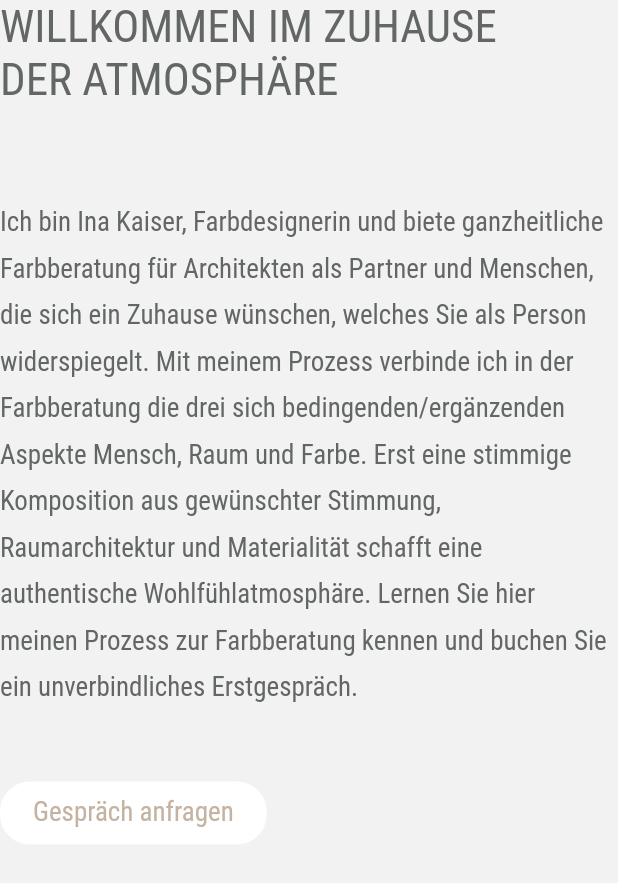
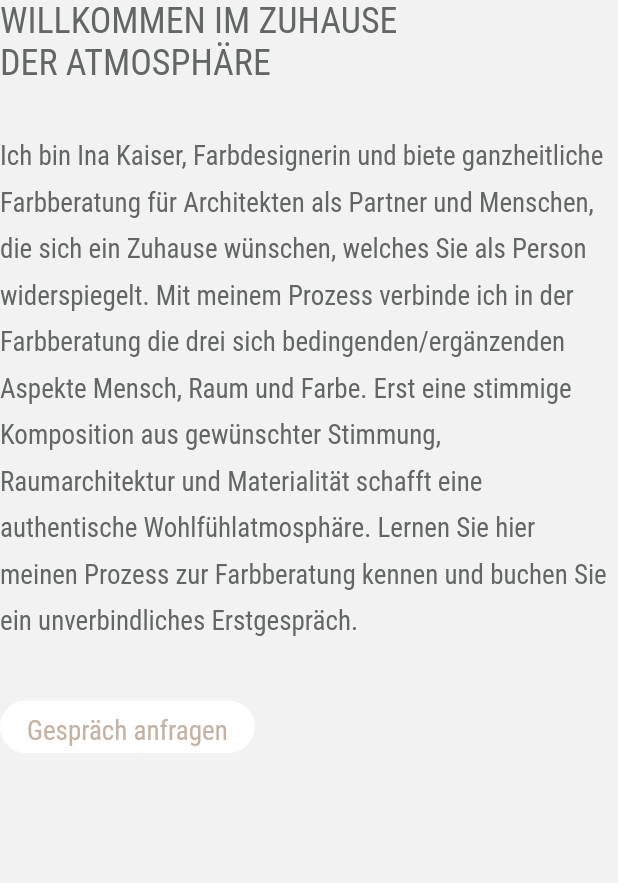
Before and after one commit to akaiser/raumunikate, a Flutter app: the FullTextSection widget shown alone on an empty page, opened directly, on a phone screen of 412 x 824 dp. Shown: the top 883 px of the screen. Run offline on Flutter 3.47's test engine with Material 2 defaults, Android fonts, the phone set to English and light mode, and no system bars; our stand-ins replace go_router.

Commit message:
add intro images (#16)

```diff
--- a/_TODO.txt
+++ b/_TODO.txt
@@ -1,2 +1,6 @@
 
 cwebp home_welcome_ina.jpg -o file.webp
+
+flutter run -d web-server --web-port 8080 --web-hostname 0.0.0.0
+
+POCO: 393 x 732
--- a/lib/pages/_shared/components/full_text_section.dart
+++ b/lib/pages/_shared/components/full_text_section.dart
@@ -1,6 +1,8 @@
+import 'package:flutter/material.dart';
 import 'package:flutter/widgets.dart';
 import 'package:raumunikate/pages/_shared/components/headline_text.dart';
 import 'package:raumunikate/pages/_shared/extensions/build_context_ext.dart';
+import 'package:raumunikate/pages/_shared/ui/responsive/breakpoint.dart';
 import 'package:raumunikate/pages/_shared/ui/responsive/responsive_text.dart';
 
 class FullTextSection extends StatelessWidget {
@@ -21,12 +23,16 @@ class FullTextSection extends StatelessWidget {
   Widget build(BuildContext context) {
     final _title2 = title2;
     final _actionButton = actionButton;
+    final isXsBreakpoint = context.breakpoint == Breakpoint.xs;
     return Column(
       crossAxisAlignment: CrossAxisAlignment.start,
       children: [
         HeadlineText(title),
         if (_title2 != null) HeadlineText(_title2),
-        const SizedBox(height: 60),
+        if (isXsBreakpoint)
+          const SizedBox(height: 30)
+        else
+          const SizedBox(height: 60),
         ResponsiveText(
           text,
           style: context.tt.body,
@@ -34,7 +40,10 @@ class FullTextSection extends StatelessWidget {
           fontSizes: const [20, 18, 18, 18, 18, 18],
         ),
         if (_actionButton != null) ...[
-          const SizedBox(height: 50),
+          if (isXsBreakpoint)
+            const SizedBox(height: 40)
+          else
+            const SizedBox(height: 60),
           _actionButton,
         ],
       ],
--- a/lib/pages/_shared/components/headline_text.dart
+++ b/lib/pages/_shared/components/headline_text.dart
@@ -9,10 +9,18 @@ class HeadlineText extends StatelessWidget {
 
   @override
   Widget build(BuildContext context) {
-    final isXxlBreakpoint = context.breakpoint == Breakpoint.xxl;
+    final breakpoint = context.breakpoint;
+    final isXsBreakpoint = breakpoint == Breakpoint.xs;
+    final isXxlBreakpoint = breakpoint == Breakpoint.xxl;
     return Text(
       text,
-      style: context.tt.title?.copyWith(fontSize: isXxlBreakpoint ? 40 : 30),
+      style: context.tt.title?.copyWith(
+        fontSize: isXsBreakpoint
+            ? 24
+            : isXxlBreakpoint
+                ? 40
+                : 30,
+      ),
     );
   }
 }
--- a/lib/pages/_shared/ui/action_button.dart
+++ b/lib/pages/_shared/ui/action_button.dart
@@ -18,7 +18,7 @@ class ActionButton extends StatelessWidget {
         onTap: onTap,
         child: HoverRegion(
           builder: (context, isHovering, child) => Container(
-            padding: const EdgeInsets.only(left: 20, right: 20, bottom: 7),
+            padding: const EdgeInsets.symmetric(horizontal: 16),
             decoration: BoxDecoration(
               color: Colors.white,
               borderRadius: const BorderRadius.all(Radius.circular(20)),
--- a/lib/pages/a/b/_data.dart
+++ b/lib/pages/a/b/_data.dart
@@ -3,3 +3,5 @@ const introTitle2 = 'DER ATMOSPHÄRE';
 
 const introContent =
     'Ich bin Ina Kaiser, Farbdesignerin und biete ganzheitliche Farbberatung für Architekten als Partner und Menschen, die sich ein Zuhause wünschen, welches Sie als Person widerspiegelt. Mit meinem Prozess verbinde ich in der Farbberatung die drei sich bedingenden/ergänzenden Aspekte Mensch, Raum und Farbe. Erst eine stimmige Komposition aus gewünschter Stimmung, Raumarchitektur und Materialität schafft eine authentische Wohlfühlatmosphäre. Lernen Sie hier meinen Prozess zur Farbberatung kennen und buchen Sie ein unverbindliches Erstgespräch.';
+
+const introCta = 'Gespräch anfragen';
--- a/lib/pages/b/a/plan_intro_section.dart
+++ b/lib/pages/b/a/plan_intro_section.dart
@@ -1,4 +1,5 @@
-import 'package:flutter/material.dart';
+import 'package:flutter/widgets.dart';
+import 'package:raumunikate/_assets.dart';
 import 'package:raumunikate/pages/_data.dart' as data;
 import 'package:raumunikate/pages/base_intro_section.dart';
 
@@ -8,6 +9,6 @@ class PlanIntroSection extends StatelessWidget {
   @override
   Widget build(BuildContext context) => const BaseIntroSection(
         data.planIntroText,
-        backgroundColor: Colors.blueAccent,
+        backgroundAsset: Assets.planIntro,
       );
 }
--- a/lib/pages/base_intro_section.dart
+++ b/lib/pages/base_intro_section.dart
@@ -6,20 +6,16 @@ class BaseIntroSection extends StatelessWidget {
   const BaseIntroSection(
     this.text, {
     this.backgroundAsset,
-    this.backgroundColor,
     super.key,
   });
 
   final String text;
 
-  // TODO(albert): only the backgroundAsset will be required later
   final String? backgroundAsset;
-  final Color? backgroundColor;
 
   @override
   Widget build(BuildContext context) => BaseSection(
         backgroundAsset: backgroundAsset,
-        backgroundColor: backgroundColor,
         child: Center(child: PageIntroText(text)),
       );
 }
--- a/lib/pages/c/a/projects_intro_section.dart
+++ b/lib/pages/c/a/projects_intro_section.dart
@@ -1,4 +1,5 @@
-import 'package:flutter/material.dart';
+import 'package:flutter/widgets.dart';
+import 'package:raumunikate/_assets.dart';
 import 'package:raumunikate/pages/_data.dart' as data;
 import 'package:raumunikate/pages/base_intro_section.dart';
 
@@ -8,6 +9,6 @@ class ProjectsIntroSection extends StatelessWidget {
   @override
   Widget build(BuildContext context) => const BaseIntroSection(
         data.projectsIntroText,
-        backgroundColor: Colors.green,
+        backgroundAsset: Assets.projectsIntro,
       );
 }
--- a/lib/pages/d/a/products_intro_section.dart
+++ b/lib/pages/d/a/products_intro_section.dart
@@ -1,4 +1,5 @@
-import 'package:flutter/material.dart';
+import 'package:flutter/widgets.dart';
+import 'package:raumunikate/_assets.dart';
 import 'package:raumunikate/pages/_data.dart' as data;
 import 'package:raumunikate/pages/base_intro_section.dart';
 
@@ -8,6 +9,6 @@ class ProductsIntroSection extends StatelessWidget {
   @override
   Widget build(BuildContext context) => const BaseIntroSection(
         data.productsIntroText,
-        backgroundColor: Colors.redAccent,
+        backgroundAsset: Assets.productsIntro,
       );
 }
--- a/lib/pages/e/a/portrait_intro_section.dart
+++ b/lib/pages/e/a/portrait_intro_section.dart
@@ -1,4 +1,5 @@
-import 'package:flutter/material.dart';
+import 'package:flutter/widgets.dart';
+import 'package:raumunikate/_assets.dart';
 import 'package:raumunikate/pages/_data.dart' as data;
 import 'package:raumunikate/pages/base_intro_section.dart';
 
@@ -8,6 +9,6 @@ class PortraitIntroSection extends StatelessWidget {
   @override
   Widget build(BuildContext context) => const BaseIntroSection(
         data.portraitIntroText,
-        backgroundColor: Colors.cyan,
+        backgroundAsset: Assets.portraitIntro,
       );
 }
--- a/lib/pages/f/a/inspiration_intro_section.dart
+++ b/lib/pages/f/a/inspiration_intro_section.dart
@@ -1,4 +1,5 @@
-import 'package:flutter/material.dart';
+import 'package:flutter/widgets.dart';
+import 'package:raumunikate/_assets.dart';
 import 'package:raumunikate/pages/_data.dart' as data;
 import 'package:raumunikate/pages/base_intro_section.dart';
 
@@ -8,6 +9,6 @@ class InspirationIntroSection extends StatelessWidget {
   @override
   Widget build(BuildContext context) => const BaseIntroSection(
         data.inspirationIntroText,
-        backgroundColor: Colors.teal,
+        backgroundAsset: Assets.inspirationIntro,
       );
 }
--- a/pubspec.yaml
+++ b/pubspec.yaml
@@ -9,7 +9,7 @@ environment:
 dependencies:
   flutter:
     sdk: flutter
-  go_router: ^6.4.1
+  go_router: ^6.5.0
   provider: ^6.0.5
 
 dev_dependencies:
```
Also changed, not shown: lib/_assets.dart (+24 -7 lines), lib/pages/_shared/components/page_intro_text.dart (+7 -4 lines), lib/pages/a/b/home_welcome_section.dart (+9 -9 lines), assets/inspiration_intro.jpg (added), assets/plan_intro.jpg (added), assets/portrait_intro.jpg (added), assets/products_intro.jpg (added), assets/projects_intro.jpg (added), pubspec.lock.
